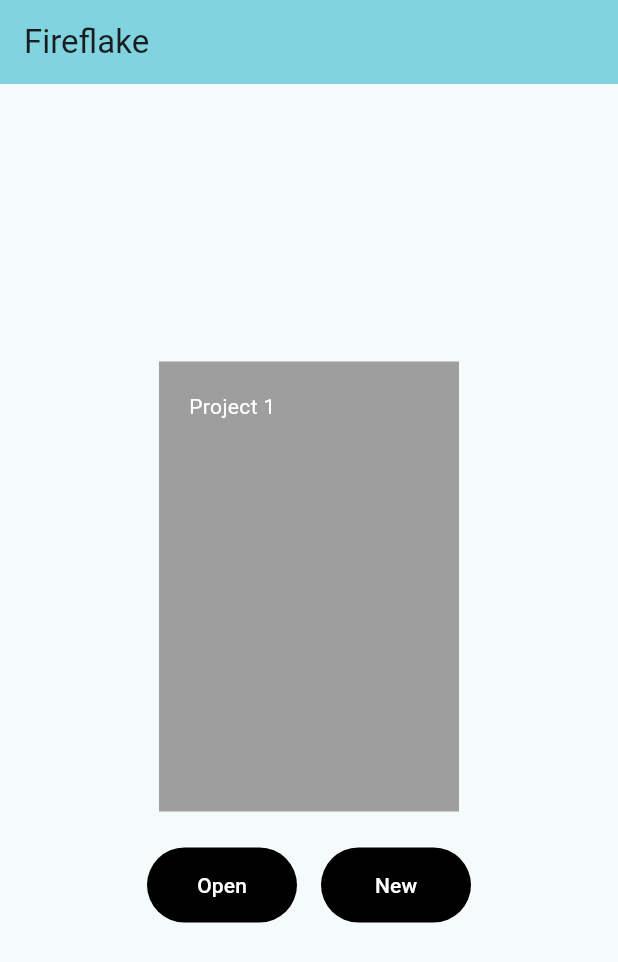
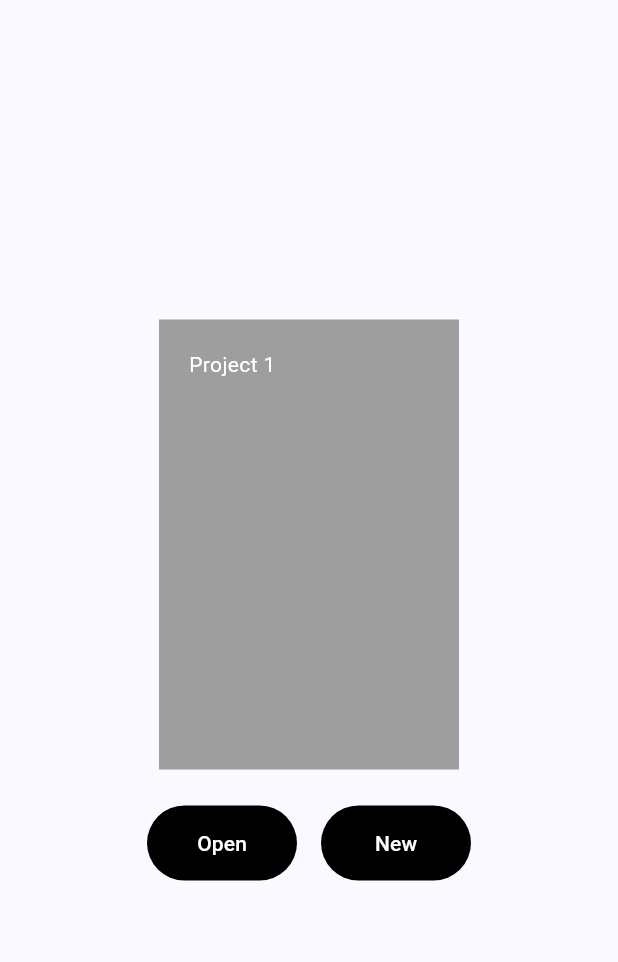
Before and after one commit to Beelzenef/fireflake, a Flutter app: the screen it shows after launch, on a phone screen of 412 x 824 dp. Shown: the top 962 px of the screen. Run offline on Flutter 3.47's test engine with Material 3 defaults, Android fonts, the phone set to English and light mode, and no system bars.

Commit message:
Change to Cupertino

```diff
--- a/src/fireflake/lib/main.dart
+++ b/src/fireflake/lib/main.dart
@@ -1,4 +1,5 @@
 import 'package:fireflake/projects_page.dart';
+import 'package:flutter/cupertino.dart';
 import 'package:flutter/material.dart';
 
 void main() {
@@ -10,13 +11,11 @@ class MyApp extends StatelessWidget {
 
   @override
   Widget build(BuildContext context) {
-    return MaterialApp(
+    return const CupertinoApp(
+      debugShowCheckedModeBanner: false,
       title: 'Fireflake',
-      theme: ThemeData(
-        colorScheme: ColorScheme.fromSeed(seedColor: Colors.grey),
-        useMaterial3: true,
-      ),
-      home: const HomePage(title: 'Fireflake'),
+      theme: CupertinoThemeData(brightness: Brightness.light),
+      home: HomePage(title: 'Fireflake'),
     );
   }
 }
@@ -33,12 +32,12 @@ class HomePage extends StatefulWidget {
 class _HomePageState extends State<HomePage> {
   @override
   Widget build(BuildContext context) {
-    return Scaffold(
-      appBar: AppBar(
-        backgroundColor: Theme.of(context).colorScheme.inversePrimary,
-        title: Text(widget.title),
-      ),
-      body: const ProjectsPage(),
+    return const Scaffold(
+      // appBar: AppBar(
+      //   backgroundColor: Theme.of(context).colorScheme.inversePrimary,
+      //   title: Text(widget.title),
+      // ),
+      body: ProjectsPage(),
     );
   }
 }
```
